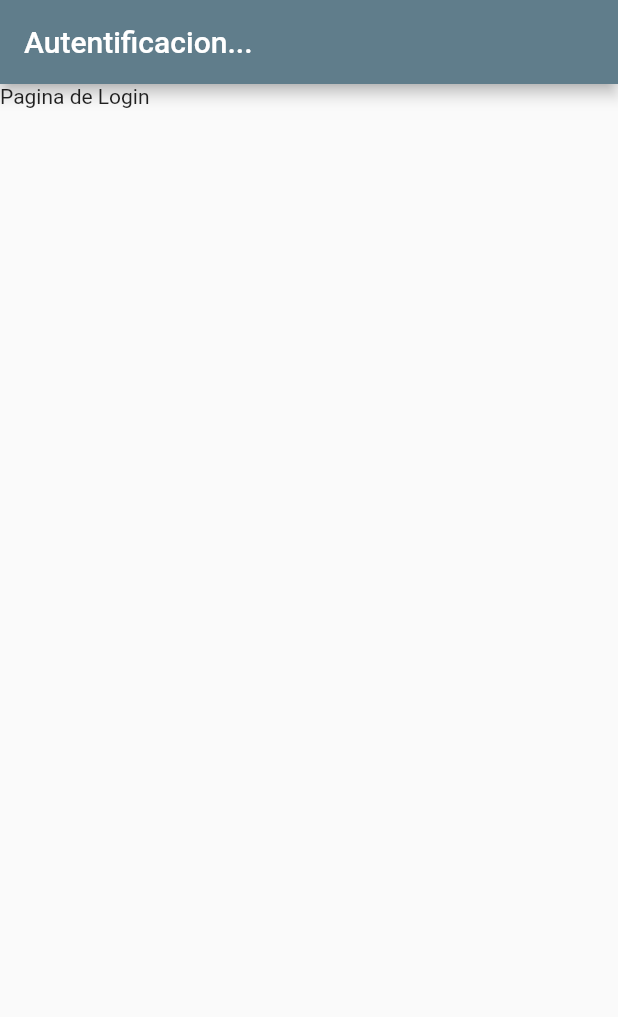
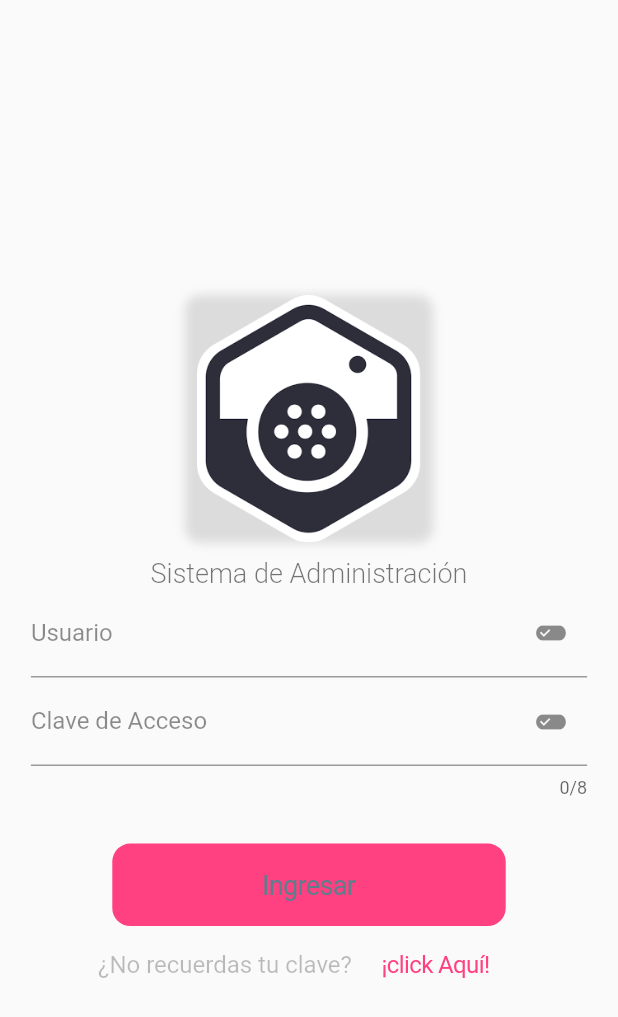
Before and after one commit to suzuma/login_bloc_pattern, a Flutter app: the screen it shows after launch, on a phone screen of 412 x 824 dp. Shown: the top 1017 px of the screen. Run offline on Flutter 3.47's test engine with Material 2 defaults, Android fonts, the phone set to English and light mode, and no system bars; our stand-ins replace bloc, equatable; statements that could not run were skipped.

```diff
--- a/lib/pages/login_page.dart
+++ b/lib/pages/login_page.dart
@@ -1,3 +1,4 @@
+import 'package:flutter/cupertino.dart';
 import 'package:flutter/material.dart';
 
 class LoginPage extends StatefulWidget {
@@ -8,15 +9,180 @@ class LoginPage extends StatefulWidget {
 }
 
 class _LoginPageState extends State<LoginPage> {
+  final GlobalKey<ScaffoldState> scaffoldKey = new GlobalKey<ScaffoldState>();
+  final formKey = new GlobalKey<FormState>();
+
   @override
   Widget build(BuildContext context) {
-    return Scaffold(
-      appBar: AppBar(
-        title: Text('Autentificacion...'),
-      ),
-      body: Column(
-        children: [Text('Pagina de Login')],
+    var size = MediaQuery.of(context).size;
+    return GestureDetector(
+      onTap: () {},
+      child: Scaffold(
+        key: this.scaffoldKey,
+        body: Stack(
+          children: [
+            SingleChildScrollView(
+              child: Container(
+                padding: EdgeInsets.all(10),
+                height: size.height,
+                child: _ponerEncabezado(context),
+              ),
+            )
+          ],
+        ),
       ),
     );
   }
+
+  _ponerEncabezado(BuildContext context) {
+    var size = MediaQuery.of(context).size;
+    return Stack(
+      children: [
+        Column(
+          mainAxisAlignment: MainAxisAlignment.center,
+          children: [
+            _buildEncabezado(context),
+            _buildFormulario(context),
+          ],
+        )
+      ],
+    );
+  }
+
+  _buildEncabezado(BuildContext context) {
+    var size = MediaQuery.of(context).size;
+    return Column(
+      crossAxisAlignment: CrossAxisAlignment.center,
+      children: [
+        Container(
+          child: Image.asset('assets/logo.png'),
+          width: size.width * 0.4,
+          //height: size.height * 0.4,
+          margin: EdgeInsets.only(
+            top: size.height * 0.05,
+          ),
+          decoration: BoxDecoration(
+            borderRadius: BorderRadius.circular(10),
+            color: Colors.transparent,
+            boxShadow: [
+              BoxShadow(
+                color: Colors.black12,
+                blurRadius: 5,
+              ),
+            ],
+          ),
+        ),
+        SizedBox(
+          height: 10,
+        ),
+        Text(
+          'Sistema de Administración',
+          textAlign: TextAlign.center,
+          style: TextStyle(
+            color: Colors.black54,
+            fontSize: 18,
+            fontWeight: FontWeight.w300,
+          ),
+        ),
+      ],
+    );
+  }
+
+  _buildFormulario(BuildContext context) {
+    var size = MediaQuery.of(context).size;
+    return Column(
+      children: [
+        ConstrainedBox(
+          constraints: BoxConstraints(
+            maxHeight: size.height * 0.20,
+            maxWidth: size.width * 0.9,
+          ),
+          child: Form(
+            key: formKey,
+            child: Column(
+              children: [
+                _buildEmailInput(),
+                _buildPasswordInput(),
+              ],
+            ),
+          ),
+        ),
+        SizedBox(
+          height: 5,
+        ),
+        ConstrainedBox(
+          constraints: BoxConstraints(
+            maxHeight: size.height * 0.9,
+            maxWidth: size.width * 0.9,
+          ),
+          child: CupertinoButton(
+            onPressed: () {},
+            child: Text(
+              'Ingresar',
+              style: TextStyle(fontSize: 18),
+            ),
+            padding: EdgeInsets.symmetric(
+              vertical: 17,
+              horizontal: 100,
+            ),
+            color: Colors.pinkAccent,
+          ),
+        ),
+        Row(
+          mainAxisAlignment: MainAxisAlignment.center,
+          children: <Widget>[
+            Text(
+              '¿No recuerdas tu clave?',
+              style: TextStyle(fontSize: 16, color: Colors.black26),
+            ),
+            CupertinoButton(
+              onPressed: () {
+                Navigator.pushReplacementNamed(context, 'remember');
+              },
+              child: Text(
+                '¡click Aquí!',
+                style: TextStyle(
+                  color: Colors.pinkAccent,
+                  fontSize: 16,
+                ),
+              ),
+            ),
+          ],
+        ),
+      ],
+    );
+  }
+
+  Widget _buildEmailInput() {
+    return TextFormField(
+      autocorrect: true,
+      decoration: InputDecoration(
+        hintText: "empleado@donbeto.com",
+        hintStyle: TextStyle(fontSize: 12, color: Colors.black54),
+        labelText: "Usuario",
+        labelStyle: TextStyle(fontSize: 16, color: Colors.black45),
+        suffixIcon: Icon(Icons.edit_attributes),
+      ),
+      keyboardType: TextInputType.emailAddress,
+    );
+  }
+
+  Widget _buildPasswordInput() {
+    return TextFormField(
+      autocorrect: false,
+      maxLength: 8,
+      decoration: InputDecoration(
+        labelText: "Clave de Acceso",
+        labelStyle: TextStyle(
+          fontSize: 16,
+          color: Colors.black45,
+        ),
+        suffixIcon: Icon(
+          Icons.edit_attributes,
+        ),
+      ),
+      keyboardType: TextInputType.text,
+      obscureText: true,
+    );
+  }
 }
```
Also changed, not shown: assets/logo.png (added).
